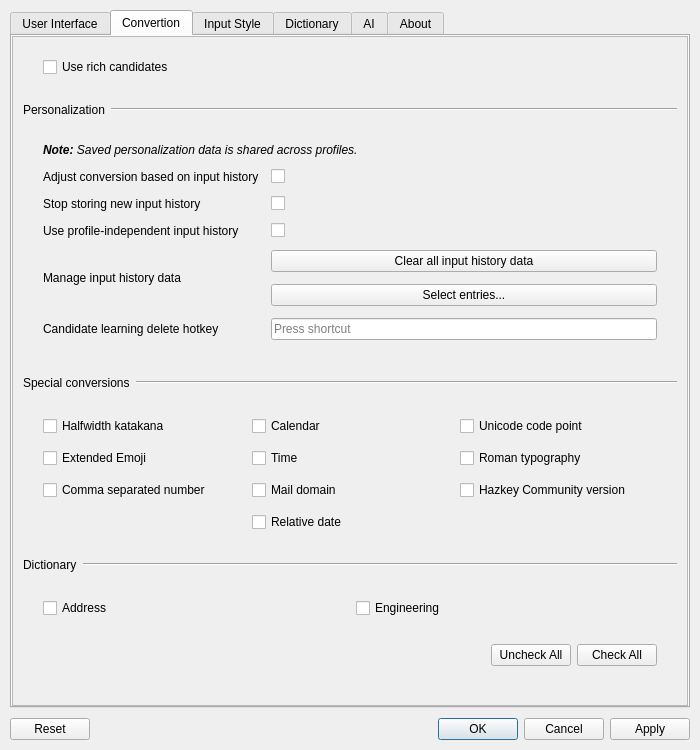
Above: hazkey-settings/mainwindow.ui from presire/hazkey-community before the change. Below: the same form after it.
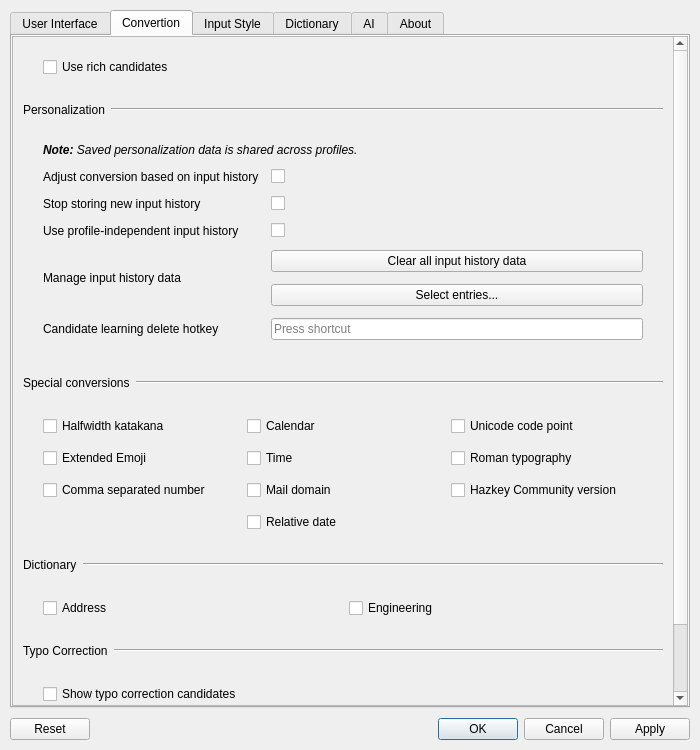
That is the form after the change. The open tabs and pages were chosen to show the change. Icons and pictures are not drawn.

Commit message: feat: add typo correction candidates

```diff
--- a/hazkey-settings/mainwindow.ui
+++ b/hazkey-settings/mainwindow.ui
@@ -816,6 +816,78 @@
              </item>
             </layout>
            </item>
+           <item>
+            <layout class="QHBoxLayout" name="typoCorrectionHeader">
+             <property name="topMargin">
+              <number>10</number>
+             </property>
+             <property name="bottomMargin">
+              <number>10</number>
+             </property>
+             <item>
+              <widget class="QLabel" name="typoCorrectionHeaderLabel">
+               <property name="text">
+                <string>Typo Correction</string>
+               </property>
+              </widget>
+             </item>
+             <item>
+              <widget class="Line" name="typoCorrectionHeaderLine">
+               <property name="sizePolicy">
+                <sizepolicy hsizetype="Expanding" vsizetype="Fixed">
+                 <horstretch>0</horstretch>
+                 <verstretch>0</verstretch>
+                </sizepolicy>
+               </property>
+               <property name="orientation">
+                <enum>Qt::Orientation::Horizontal</enum>
+               </property>
+              </widget>
+             </item>
+            </layout>
+           </item>
+           <item>
+            <layout class="QGridLayout" name="typoCorrectionGrid">
+             <property name="leftMargin">
+              <number>20</number>
+             </property>
+             <property name="topMargin">
+              <number>10</number>
+             </property>
+             <property name="rightMargin">
+              <number>20</number>
+             </property>
+             <property name="bottomMargin">
+              <number>10</number>
+             </property>
+             <property name="spacing">
+              <number>12</number>
+             </property>
+             <item row="0" column="0">
+              <widget class="QCheckBox" name="useTypoCorrection">
+               <property name="toolTip">
+                <string>When the reading contains a typical typing mistake (e.g. a repeated key), shows the conversion of the corrected reading right after the first candidate, marked as a correction. The text being typed is not changed automatically.</string>
+               </property>
+               <property name="text">
+                <string>Show typo correction candidates</string>
+               </property>
+              </widget>
+             </item>
+            </layout>
+           </item>
+           <item>
+            <spacer name="conversionTabBottomSpacer">
+             <property name="orientation">
+              <enum>Qt::Orientation::Vertical</enum>
+             </property>
+             <property name="sizeHint" stdset="0">
+              <size>
+               <width>20</width>
+                <height>26</height>
+               </size>
+              </property>
+             </spacer>
+            </item>
            <item>
             <layout class="QHBoxLayout" name="specialConversionsActions">
              <property name="leftMargin">
@@ -859,19 +931,6 @@
              </item>
             </layout>
            </item>
-           <item>
-            <spacer name="conversionTabBottomSpacer">
-             <property name="orientation">
-              <enum>Qt::Orientation::Vertical</enum>
-             </property>
-             <property name="sizeHint" stdset="0">
-              <size>
-               <width>20</width>
-               <height>26</height>
-              </size>
-             </property>
-            </spacer>
-           </item>
           </layout>
          </widget>
         </widget>
```
Lines whose indentation alone changed are shown as unchanged. The commit also changes 34 other files.
